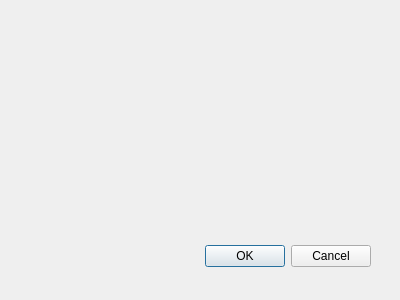
Qt form gis_auditor_report_dialog_base.ui (leiding06/gis-auditor-report) before a commit.
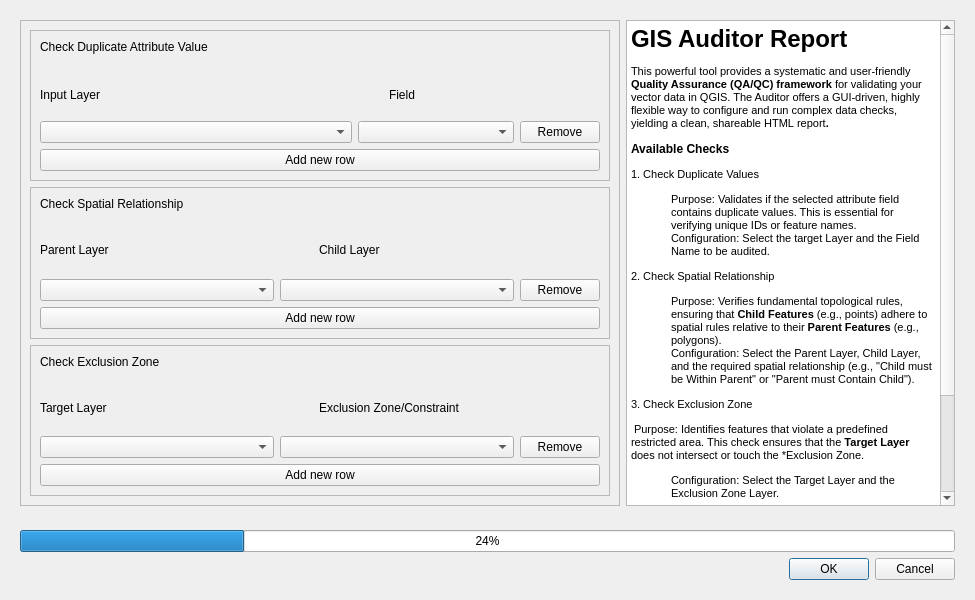
The same form after that commit. Custom widgets are drawn as their Qt base class.

Patch:
```diff
--- a/gis_auditor_report_dialog_base.ui
+++ b/gis_auditor_report_dialog_base.ui
@@ -1,34 +1,420 @@
 <ui version="4.0" >
  <class>GISAuditorReportDialogBase</class>
- <widget class="QDialog" name="GISAuditorReportDialogBase" >
-  <property name="geometry" >
+ <widget class="QDialog" name="GISAuditorReportDialogBase">
+  <property name="geometry">
    <rect>
     <x>0</x>
     <y>0</y>
-    <width>400</width>
-    <height>300</height>
+    <width>975</width>
+    <height>600</height>
    </rect>
   </property>
-  <property name="windowTitle" >
+  <property name="minimumSize">
+   <size>
+    <width>600</width>
+    <height>400</height>
+   </size>
+  </property>
+  <property name="maximumSize">
+   <size>
+    <width>1000</width>
+    <height>800</height>
+   </size>
+  </property>
+  <property name="baseSize">
+   <size>
+    <width>500</width>
+    <height>400</height>
+   </size>
+  </property>
+  <property name="windowTitle">
    <string>GIS Auditor Report</string>
   </property>
-  <widget class="QDialogButtonBox" name="button_box" >
-   <property name="geometry" >
-    <rect>
-     <x>30</x>
-     <y>240</y>
-     <width>341</width>
-     <height>32</height>
-    </rect>
+  <layout class="QGridLayout" name="gridLayout_3">
+   <property name="sizeConstraint">
+    <enum>QLayout::SetDefaultConstraint</enum>
    </property>
-   <property name="orientation" >
-    <enum>Qt::Horizontal</enum>
-   </property>
-   <property name="standardButtons" >
-    <set>QDialogButtonBox::Cancel|QDialogButtonBox::Ok</set>
-   </property>
-  </widget>
+   <item row="0" column="0">
+    <widget class="QWidget" name="contentWidget" native="true">
+     <layout class="QGridLayout" name="gridLayout_2" columnstretch="0,70,30">
+      <item row="0" column="2">
+       <widget class="QTextBrowser" name="helpTextBrowser">
+        <property name="html">
+         <string>&lt;!DOCTYPE HTML PUBLIC &quot;-//W3C//DTD HTML 4.0//EN&quot; &quot;http://www.w3.org/TR/REC-html40/strict.dtd&quot;&gt;
+&lt;html&gt;&lt;head&gt;&lt;meta name=&quot;qrichtext&quot; content=&quot;1&quot; /&gt;&lt;style type=&quot;text/css&quot;&gt;
+p, li { white-space: pre-wrap; }
+&lt;/style&gt;&lt;/head&gt;&lt;body style=&quot; font-family:'MS Shell Dlg 2'; font-size:8.25pt; font-weight:400; font-style:normal;&quot;&gt;
+&lt;h1 style=&quot; margin-top:18px; margin-bottom:12px; margin-left:0px; margin-right:0px; -qt-block-indent:0; text-indent:0px;&quot;&gt;&lt;span style=&quot; font-size:xx-large; font-weight:600;&quot;&gt;GIS Auditor Report&lt;/span&gt;&lt;/h1&gt;
+&lt;p style=&quot; margin-top:12px; margin-bottom:12px; margin-left:0px; margin-right:0px; -qt-block-indent:0; text-indent:0px;&quot;&gt;This powerful tool provides a systematic and user-friendly &lt;span style=&quot; font-weight:600;&quot;&gt;Quality Assurance (QA/QC) framework&lt;/span&gt; for validating your vector data in QGIS. The Auditor offers a GUI-driven, highly flexible way to configure and run complex data checks, yielding a clean, shareable HTML&lt;span style=&quot; font-weight:600;&quot;&gt; &lt;/span&gt;report&lt;span style=&quot; font-weight:600;&quot;&gt;.&lt;/span&gt;&lt;/p&gt;
+&lt;h4 style=&quot; margin-top:12px; margin-bottom:12px; margin-left:0px; margin-right:0px; -qt-block-indent:0; text-indent:0px;&quot;&gt;&lt;span style=&quot; font-size:medium; font-weight:600;&quot;&gt;Available Checks&lt;/span&gt;&lt;/h4&gt;
+&lt;p style=&quot; margin-top:12px; margin-bottom:12px; margin-left:0px; margin-right:0px; -qt-block-indent:0; text-indent:0px;&quot;&gt;1. Check Duplicate Values&lt;/p&gt;
+&lt;p style=&quot; margin-top:0px; margin-bottom:0px; margin-left:0px; margin-right:0px; -qt-block-indent:1; text-indent:0px;&quot;&gt;Purpose: Validates if the selected attribute field contains duplicate values. This is essential for verifying unique IDs or feature names.            &lt;/p&gt;
+&lt;p style=&quot; margin-top:0px; margin-bottom:0px; margin-left:0px; margin-right:0px; -qt-block-indent:1; text-indent:0px;&quot;&gt;Configuration: Select the target Layer and the Field Name to be audited.                &lt;/p&gt;
+&lt;p style=&quot; margin-top:12px; margin-bottom:12px; margin-left:0px; margin-right:0px; -qt-block-indent:0; text-indent:0px;&quot;&gt;&lt;span style=&quot; font-size:8pt;&quot;&gt;2. Check Spatial Relationship&lt;/span&gt;&lt;/p&gt;
+&lt;p style=&quot; margin-top:0px; margin-bottom:0px; margin-left:0px; margin-right:0px; -qt-block-indent:1; text-indent:0px;&quot;&gt;Purpose: Verifies fundamental topological rules, ensuring that &lt;span style=&quot; font-weight:600;&quot;&gt;Child Features&lt;/span&gt; (e.g., points) adhere to spatial rules relative to their &lt;span style=&quot; font-weight:600;&quot;&gt;Parent Features&lt;/span&gt; (e.g., polygons).            &lt;/p&gt;
+&lt;p style=&quot; margin-top:0px; margin-bottom:0px; margin-left:0px; margin-right:0px; -qt-block-indent:1; text-indent:0px;&quot;&gt;Configuration: Select the Parent Layer, Child Layer, and the required spatial relationship (e.g., &amp;quot;Child must be Within Parent&amp;quot; or &amp;quot;Parent must Contain Child&amp;quot;).                &lt;/p&gt;
+&lt;p style=&quot; margin-top:12px; margin-bottom:12px; margin-left:0px; margin-right:0px; -qt-block-indent:0; text-indent:0px;&quot;&gt;&lt;span style=&quot; font-size:8pt;&quot;&gt;3. Check Exclusion Zone&lt;/span&gt;&lt;/p&gt;
+&lt;p style=&quot; margin-top:0px; margin-bottom:12px; margin-left:0px; margin-right:0px; -qt-block-indent:0; text-indent:0px;&quot;&gt; Purpose: Identifies features that violate a predefined restricted area. This check ensures that the &lt;span style=&quot; font-weight:600;&quot;&gt;Target Layer&lt;/span&gt; does not intersect or touch the *Exclusion Zone. &lt;/p&gt;
+&lt;p style=&quot; margin-top:0px; margin-bottom:0px; margin-left:0px; margin-right:0px; -qt-block-indent:1; text-indent:0px;&quot;&gt;Configuration: Select the Target Layer and the Exclusion Zone Layer.            &lt;/p&gt;
+&lt;h4 style=&quot; margin-top:12px; margin-bottom:12px; margin-left:0px; margin-right:0px; -qt-block-indent:0; text-indent:0px;&quot;&gt;&lt;span style=&quot; font-size:medium; font-weight:600;&quot;&gt;Usage Instructions&lt;/span&gt;&lt;/h4&gt;
+&lt;ol style=&quot;margin-top: 0px; margin-bottom: 0px; margin-left: 0px; margin-right: 0px; -qt-list-indent: 1;&quot;&gt;&lt;li style=&quot;&quot; style=&quot; margin-top:12px; margin-bottom:0px; margin-left:0px; margin-right:0px; -qt-block-indent:0; text-indent:0px;&quot;&gt;&lt;span style=&quot; font-weight:600;&quot;&gt;Add Configuration:&lt;/span&gt; Click the &lt;span style=&quot; font-weight:600;&quot;&gt;Add one row&lt;/span&gt; button under the desired check type to add a configuration row.    &lt;/li&gt;
+&lt;li style=&quot;&quot; style=&quot; margin-top:0px; margin-bottom:0px; margin-left:0px; margin-right:0px; -qt-block-indent:0; text-indent:0px;&quot;&gt;&lt;span style=&quot; font-weight:600;&quot;&gt;Configure Parameters:&lt;/span&gt; Select the required &lt;span style=&quot; font-weight:600;&quot;&gt;Layer&lt;/span&gt; and &lt;span style=&quot; font-weight:600;&quot;&gt;Field/Relationship&lt;/span&gt; parameters for the new row.    &lt;/li&gt;
+&lt;li style=&quot;&quot; style=&quot; margin-top:0px; margin-bottom:12px; margin-left:0px; margin-right:0px; -qt-block-indent:0; text-indent:0px;&quot;&gt;&lt;span style=&quot; font-weight:600;&quot;&gt;Run Audit:&lt;/span&gt; Click the &lt;span style=&quot; font-weight:600;&quot;&gt;Run&lt;/span&gt; button at the bottom right. The plugin will execute all configured checks.&lt;/li&gt;&lt;/ol&gt;&lt;/body&gt;&lt;/html&gt;</string>
+        </property>
+       </widget>
+      </item>
+      <item row="0" column="1">
+       <widget class="QScrollArea" name="scrollArea">
+        <property name="maximumSize">
+         <size>
+          <width>600</width>
+          <height>16777215</height>
+         </size>
+        </property>
+        <property name="baseSize">
+         <size>
+          <width>600</width>
+          <height>500</height>
+         </size>
+        </property>
+        <property name="widgetResizable">
+         <bool>true</bool>
+        </property>
+        <widget class="QWidget" name="scrollAreaWidgetContents">
+         <property name="geometry">
+          <rect>
+           <x>0</x>
+           <y>0</y>
+           <width>598</width>
+           <height>488</height>
+          </rect>
+         </property>
+         <layout class="QGridLayout" name="gridLayout">
+          <item row="0" column="0">
+           <widget class="QFrame" name="duplicateCheckSection">
+            <property name="frameShape">
+             <enum>QFrame::StyledPanel</enum>
+            </property>
+            <property name="frameShadow">
+             <enum>QFrame::Raised</enum>
+            </property>
+            <layout class="QVBoxLayout" name="verticalLayout_3">
+             <item>
+              <widget class="QLabel" name="duplicateLabel">
+               <property name="font">
+                <font>
+                 <pointsize>9</pointsize>
+                </font>
+               </property>
+               <property name="text">
+                <string>Check Duplicate Attribute Value</string>
+               </property>
+              </widget>
+             </item>
+             <item>
+              <layout class="QVBoxLayout" name="duplicateCheckContent" stretch="5,90,5">
+               <item>
+                <widget class="QWidget" name="labelDuplicateWidget" native="true">
+                 <layout class="QHBoxLayout" name="horizontalLayout_2" stretch="65,40">
+                  <property name="leftMargin">
+                   <number>0</number>
+                  </property>
+                  <property name="topMargin">
+                   <number>15</number>
+                  </property>
+                  <property name="rightMargin">
+                   <number>0</number>
+                  </property>
+                  <property name="bottomMargin">
+                   <number>0</number>
+                  </property>
+                  <item>
+                   <widget class="QLabel" name="duplicateLayerLabel">
+                    <property name="text">
+                     <string>Input Layer</string>
+                    </property>
+                   </widget>
+                  </item>
+                  <item>
+                   <widget class="QLabel" name="duplicateFieldLabel">
+                    <property name="maximumSize">
+                     <size>
+                      <width>300</width>
+                      <height>16777215</height>
+                     </size>
+                    </property>
+                    <property name="text">
+                     <string>Field</string>
+                    </property>
+                   </widget>
+                  </item>
+                 </layout>
+                </widget>
+               </item>
+               <item>
+                <layout class="QHBoxLayout" name="duplicateCheckBaseRow" stretch="60,30,10">
+                 <property name="bottomMargin">
+                  <number>0</number>
+                 </property>
+                 <item>
+                  <widget class="QgsMapLayerComboBox" name="duplicateCheckLayer">
+                   <property name="maximumSize">
+                    <size>
+                     <width>400</width>
+                     <height>16777215</height>
+                    </size>
+                   </property>
+                  </widget>
+                 </item>
+                 <item>
+                  <widget class="QgsFieldComboBox" name="duplicateCheckField">
+                   <property name="maximumSize">
+                    <size>
+                     <width>200</width>
+                     <height>16777215</height>
+                    </size>
+                   </property>
+                  </widget>
+                 </item>
+                 <item>
+                  <widget class="QPushButton" name="removeDuplicateButton">
+                   <property name="maximumSize">
+                    <size>
+                     <width>100</width>
+                     <height>16777215</height>
+                    </size>
+                   </property>
+                   <property name="text">
+                    <string>Remove</string>
+                   </property>
+                  </widget>
+                 </item>
+                </layout>
+               </item>
+               <item>
+                <widget class="QPushButton" name="addDuplicateLayerButton_2">
+                 <property name="minimumSize">
+                  <size>
+                   <width>80</width>
+                   <height>0</height>
+                  </size>
+                 </property>
+                 <property name="text">
+                  <string>Add new row</string>
+                 </property>
+                </widget>
+               </item>
+              </layout>
+             </item>
+            </layout>
+           </widget>
+          </item>
+          <item row="1" column="0">
+           <widget class="QFrame" name="spatialCheckSection">
+            <property name="frameShape">
+             <enum>QFrame::StyledPanel</enum>
+            </property>
+            <property name="frameShadow">
+             <enum>QFrame::Raised</enum>
+            </property>
+            <layout class="QVBoxLayout" name="verticalLayout">
+             <item>
+              <widget class="QLabel" name="spatialLabel">
+               <property name="font">
+                <font>
+                 <pointsize>9</pointsize>
+                </font>
+               </property>
+               <property name="text">
+                <string>Check Spatial Relationship</string>
+               </property>
+              </widget>
+             </item>
+             <item>
+              <layout class="QVBoxLayout" name="spatialCheckContent" stretch="5,90,5">
+               <item>
+                <widget class="QWidget" name="labelSpatialWidget" native="true">
+                 <layout class="QHBoxLayout" name="horizontalLayout_4">
+                  <property name="leftMargin">
+                   <number>0</number>
+                  </property>
+                  <property name="topMargin">
+                   <number>10</number>
+                  </property>
+                  <property name="bottomMargin">
+                   <number>0</number>
+                  </property>
+                  <item>
+                   <widget class="QLabel" name="parentLabel">
+                    <property name="text">
+                     <string>Parent Layer</string>
+                    </property>
+                   </widget>
+                  </item>
+                  <item>
+                   <widget class="QLabel" name="childLabel">
+                    <property name="text">
+                     <string>Child Layer</string>
+                    </property>
+                   </widget>
+                  </item>
+                 </layout>
+                </widget>
+               </item>
+               <item>
+                <layout class="QHBoxLayout" name="spatialCheckBaseRow" stretch="45,45,10">
+                 <item>
+                  <widget class="QgsMapLayerComboBox" name="parentLayer"/>
+                 </item>
+                 <item>
+                  <widget class="QgsMapLayerComboBox" name="chileLayer"/>
+                 </item>
+                 <item>
+                  <widget class="QPushButton" name="removeSpatialButton">
+                   <property name="text">
+                    <string>Remove</string>
+                   </property>
+                  </widget>
+                 </item>
+                </layout>
+               </item>
+               <item>
+                <widget class="QPushButton" name="addSpatialButton">
+                 <property name="text">
+                  <string>Add new row</string>
+                 </property>
+                </widget>
+               </item>
+              </layout>
+             </item>
+            </layout>
+           </widget>
+          </item>
+          <item row="2" column="0">
+           <widget class="QFrame" name="exclusionCheckSection">
+            <property name="frameShape">
+             <enum>QFrame::StyledPanel</enum>
+            </property>
+            <property name="frameShadow">
+             <enum>QFrame::Raised</enum>
+            </property>
+            <layout class="QVBoxLayout" name="verticalLayout_4">
+             <item>
+              <widget class="QLabel" name="exclusionLabel">
+               <property name="font">
+                <font>
+                 <pointsize>9</pointsize>
+                </font>
+               </property>
+               <property name="text">
+                <string>Check Exclusion Zone</string>
+               </property>
+              </widget>
+             </item>
+             <item>
+              <layout class="QVBoxLayout" name="exclusionCheckContent" stretch="5,90,5">
+               <item>
+                <widget class="QWidget" name="labelExclusionWidget" native="true">
+                 <layout class="QHBoxLayout" name="horizontalLayout_3">
+                  <property name="leftMargin">
+                   <number>0</number>
+                  </property>
+                  <property name="topMargin">
+                   <number>10</number>
+                  </property>
+                  <property name="bottomMargin">
+                   <number>0</number>
+                  </property>
+                  <item>
+                   <widget class="QLabel" name="targetLayerLabel">
+                    <property name="text">
+                     <string>Target Layer</string>
+                    </property>
+                   </widget>
+                  </item>
+                  <item>
+                   <widget class="QLabel" name="exclusionLayerLabel">
+                    <property name="text">
+                     <string>Exclusion Zone/Constraint</string>
+                    </property>
+                   </widget>
+                  </item>
+                 </layout>
+                </widget>
+               </item>
+               <item>
+                <layout class="QHBoxLayout" name="exclusionCheckBaseRow" stretch="45,45,10">
+                 <item>
+                  <widget class="QgsMapLayerComboBox" name="targetLayer"/>
+                 </item>
+                 <item>
+                  <widget class="QgsMapLayerComboBox" name="exclusionLayer"/>
+                 </item>
+                 <item>
+                  <widget class="QPushButton" name="removeExclusionButton">
+                   <property name="text">
+                    <string>Remove</string>
+                   </property>
+                  </widget>
+                 </item>
+                </layout>
+               </item>
+               <item>
+                <widget class="QPushButton" name="addExclusionButton">
+                 <property name="text">
+                  <string>Add new row</string>
+                 </property>
+                </widget>
+               </item>
+              </layout>
+             </item>
+            </layout>
+           </widget>
+          </item>
+         </layout>
+        </widget>
+       </widget>
+      </item>
+     </layout>
+    </widget>
+   </item>
+   <item row="1" column="0">
+    <widget class="QWidget" name="bottomWidget" native="true">
+     <layout class="QVBoxLayout" name="verticalLayout_2">
+      <item>
+       <widget class="QProgressBar" name="progressBar">
+        <property name="value">
+         <number>24</number>
+        </property>
+       </widget>
+      </item>
+      <item>
+       <widget class="QDialogButtonBox" name="button_box">
+        <property name="orientation">
+         <enum>Qt::Horizontal</enum>
+        </property>
+        <property name="standardButtons">
+         <set>QDialogButtonBox::Cancel|QDialogButtonBox::Ok</set>
+        </property>
+       </widget>
+      </item>
+     </layout>
+    </widget>
+   </item>
+  </layout>
  </widget>
+ <customwidgets>
+  <customwidget>
+   <class>QgsFieldComboBox</class>
+   <extends>QComboBox</extends>
+   <header>qgsfieldcombobox.h</header>
+  </customwidget>
+  <customwidget>
+   <class>QgsMapLayerComboBox</class>
+   <extends>QComboBox</extends>
+   <header>qgsmaplayercombobox.h</header>
+  </customwidget>
+ </customwidgets>
  <resources/>
  <connections>
   <connection>
```
Left out of the diff: 27 changed lines with no effect on the pictures.
